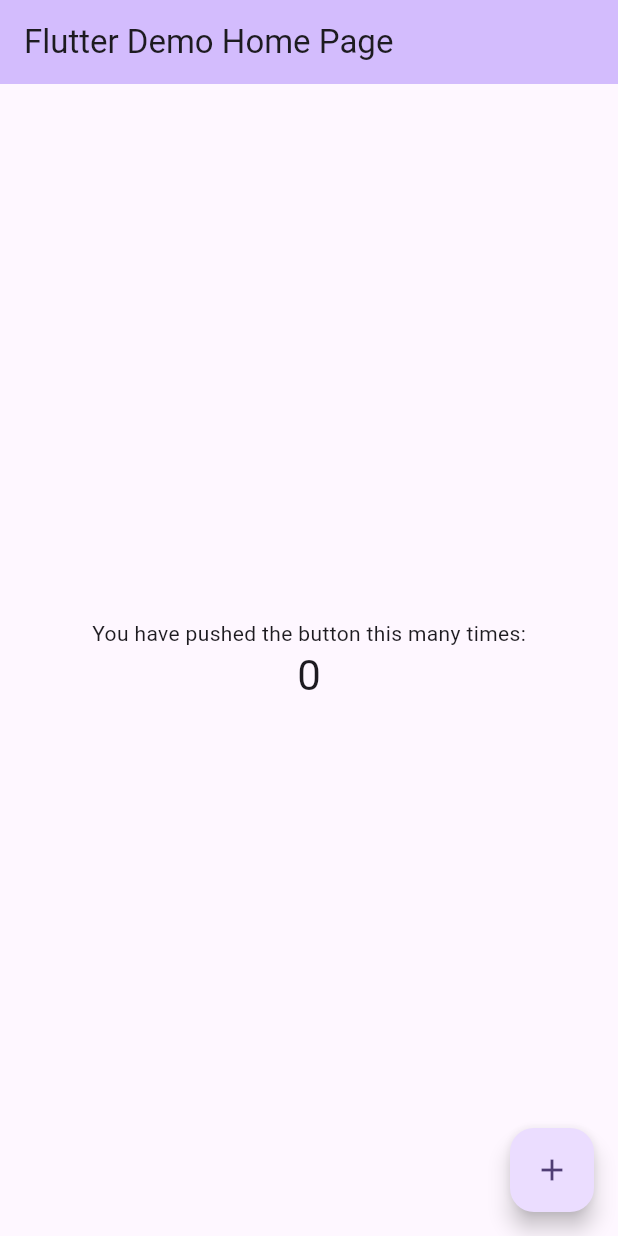
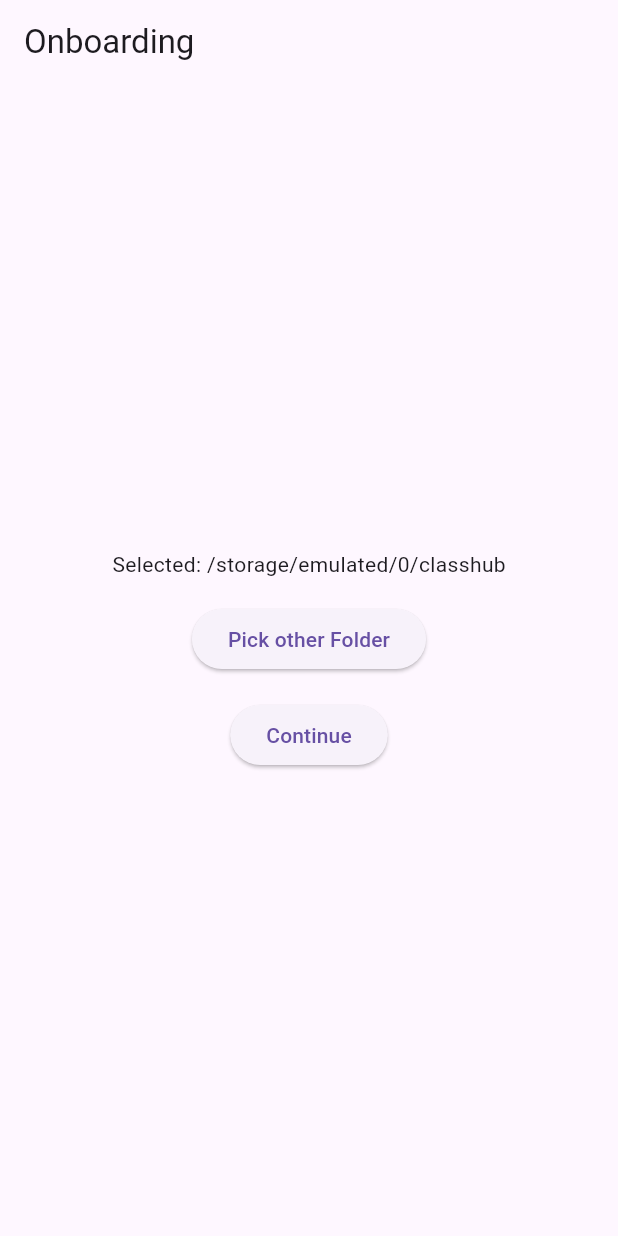
Before and after one commit to ClassHubTeam/classhub, a Flutter app: the screen it shows after launch, on a phone screen of 412 x 824 dp. Run offline on Flutter 3.47's test engine with Material 3 defaults, Android fonts, the phone set to English and light mode, and no system bars; our stand-ins replace file_picker, shared_preferences; project files that could hold a hidden picture were left out.

Commit message:
chore(template): create template for folder selector and file manager

```diff
--- /dev/null
+++ b/lib/core/config.dart
@@ -0,0 +1,3 @@
+class ClasshubConfig {
+  static String rootPath = "/storage/emulated/0/classhub";
+}
--- a/lib/main.dart
+++ b/lib/main.dart
@@ -1,122 +1,45 @@
 import 'package:flutter/material.dart';
+import 'package:shared_preferences/shared_preferences.dart';
+import 'core/config.dart';
+import 'onboarding/ui/screens/onboarding_screen.dart';
+import 'file_explorer/ui/screens/file_explorer_screen.dart';
+import 'core/config.dart';
 
-void main() {
-  runApp(const MyApp());
+void main() async {
+  WidgetsFlutterBinding.ensureInitialized();
+
+  final prefs = await SharedPreferences.getInstance();
+  await prefs.clear();
+  final String? rootPath = prefs.getString('root_path');
+  // final String? rootPath = 'my-user-picked-file';
+  // final String? rootPath = null;
+
+  if (rootPath != null) {
+    ClasshubConfig.rootPath = rootPath;
+  }
+
+  runApp(
+    ClasshubApp(
+      isSetupComplete: rootPath != null,
+      rootPath: ClasshubConfig.rootPath,
+    ),
+  );
 }
 
-class MyApp extends StatelessWidget {
-  const MyApp({super.key});
+class ClasshubApp extends StatelessWidget {
+  final bool isSetupComplete;
+  final String? rootPath;
 
-  // This widget is the root of your application.
+  const ClasshubApp({
+    super.key,
+    required this.isSetupComplete,
+    required this.rootPath,
+  });
+
   @override
   Widget build(BuildContext context) {
     return MaterialApp(
-      title: 'Flutter Demo',
-      theme: ThemeData(
-        // This is the theme of your application.
-        //
-        // TRY THIS: Try running your application with "flutter run". You'll see
-        // the application has a purple toolbar. Then, without quitting the app,
-        // try changing the seedColor in the colorScheme below to Colors.green
-        // and then invoke "hot reload" (save your changes or press the "hot
-        // reload" button in a Flutter-supported IDE, or press "r" if you used
-        // the command line to start the app).
-        //
-        // Notice that the counter didn't reset back to zero; the application
-        // state is not lost during the reload. To reset the state, use hot
-        // restart instead.
-        //
-        // This works for code too, not just values: Most code changes can be
-        // tested with just a hot reload.
-        colorScheme: .fromSeed(seedColor: Colors.deepPurple),
-      ),
-      home: const MyHomePage(title: 'Flutter Demo Home Page'),
+      home: isSetupComplete ? FileExplorerScreen() : OnboardingScreen(),
     );
   }
 }
-
-class MyHomePage extends StatefulWidget {
-  const MyHomePage({super.key, required this.title});
-
-  // This widget is the home page of your application. It is stateful, meaning
-  // that it has a State object (defined below) that contains fields that affect
-  // how it looks.
-
-  // This class is the configuration for the state. It holds the values (in this
-  // case the title) provided by the parent (in this case the App widget) and
-  // used by the build method of the State. Fields in a Widget subclass are
-  // always marked "final".
-
-  final String title;
-
-  @override
-  State<MyHomePage> createState() => _MyHomePageState();
-}
-
-class _MyHomePageState extends State<MyHomePage> {
-  int _counter = 0;
-
-  void _incrementCounter() {
-    setState(() {
-      // This call to setState tells the Flutter framework that something has
-      // changed in this State, which causes it to rerun the build method below
-      // so that the display can reflect the updated values. If we changed
-      // _counter without calling setState(), then the build method would not be
-      // called again, and so nothing would appear to happen.
-      _counter++;
-    });
-  }
-
-  @override
-  Widget build(BuildContext context) {
-    // This method is rerun every time setState is called, for instance as done
-    // by the _incrementCounter method above.
-    //
-    // The Flutter framework has been optimized to make rerunning build methods
-    // fast, so that you can just rebuild anything that needs updating rather
-    // than having to individually change instances of widgets.
-    return Scaffold(
-      appBar: AppBar(
-        // TRY THIS: Try changing the color here to a specific color (to
-        // Colors.amber, perhaps?) and trigger a hot reload to see the AppBar
-        // change color while the other colors stay the same.
-        backgroundColor: Theme.of(context).colorScheme.inversePrimary,
-        // Here we take the value from the MyHomePage object that was created by
-        // the App.build method, and use it to set our appbar title.
-        title: Text(widget.title),
-      ),
-      body: Center(
-        // Center is a layout widget. It takes a single child and positions it
-        // in the middle of the parent.
-        child: Column(
-          // Column is also a layout widget. It takes a list of children and
-          // arranges them vertically. By default, it sizes itself to fit its
-          // children horizontally, and tries to be as tall as its parent.
-          //
-          // Column has various properties to control how it sizes itself and
-          // how it positions its children. Here we use mainAxisAlignment to
-          // center the children vertically; the main axis here is the vertical
-          // axis because Columns are vertical (the cross axis would be
-          // horizontal).
-          //
-          // TRY THIS: Invoke "debug painting" (choose the "Toggle Debug Paint"
-          // action in the IDE, or press "p" in the console), to see the
-          // wireframe for each widget.
-          mainAxisAlignment: .center,
-          children: [
-            const Text('You have pushed the button this many times:'),
-            Text(
-              '$_counter',
-              style: Theme.of(context).textTheme.headlineMedium,
-            ),
-          ],
-        ),
-      ),
-      floatingActionButton: FloatingActionButton(
-        onPressed: _incrementCounter,
-        tooltip: 'Increment',
-        child: const Icon(Icons.add),
-      ),
-    );
-  }
-}
--- /dev/null
+++ b/lib/onboarding/ui/screens/onboarding_screen.dart
@@ -0,0 +1,52 @@
+import 'package:flutter/material.dart';
+import 'package:file_picker/file_picker.dart';
+import 'package:shared_preferences/shared_preferences.dart';
+import '../../../core/config.dart';
+import '../../../file_explorer/ui/screens/file_explorer_screen.dart';
+
+class OnboardingScreen extends StatelessWidget {
+  const OnboardingScreen({super.key});
+
+  Future<void> pickAndSaveFolder(BuildContext context) async {
+    final String? selectedPath = await FilePicker.platform.getDirectoryPath();
+    if (selectedPath != null) {
+      final prefs = await SharedPreferences.getInstance();
+      await prefs.setString('root_path', selectedPath);
+      ClasshubConfig.rootPath = selectedPath;
+      Navigator.pushReplacement(
+        context,
+        MaterialPageRoute(builder: (_) => const FileExplorerScreen()),
+      );
+    }
+  }
+
+  void goToExplorer(BuildContext context) => Navigator.pushReplacement(
+    context,
+    MaterialPageRoute(builder: (_) => const FileExplorerScreen()),
+  );
+
+  @override
+  Widget build(BuildContext context) {
+    return Scaffold(
+      appBar: AppBar(title: const Text('Onboarding')),
+      body: Center(
+        child: Column(
+          mainAxisAlignment: MainAxisAlignment.center,
+          children: [
+            Text('Selected: ${ClasshubConfig.rootPath}'),
+            const SizedBox(height: 16),
+            ElevatedButton(
+              onPressed: () => pickAndSaveFolder(context),
+              child: const Text('Pick other Folder'),
+            ),
+            const SizedBox(height: 16),
+            ElevatedButton(
+              onPressed: () => goToExplorer(context),
+              child: const Text('Continue'),
+            ),
+          ],
+        ),
+      ),
+    );
+  }
+}
--- a/pubspec.yaml
+++ b/pubspec.yaml
@@ -36,6 +36,7 @@ dependencies:
   cupertino_icons: ^1.0.8
   flutter_svg: ^2.0.17
   shared_preferences: ^2.5.5
+  file_picker: ^10.3.10
 
 dev_dependencies:
   flutter_test:
```
Also changed, not shown: lib/file_explorer/ui/screens/file_explorer_screen.dart (added, +65 -0 lines), pubspec.lock.
